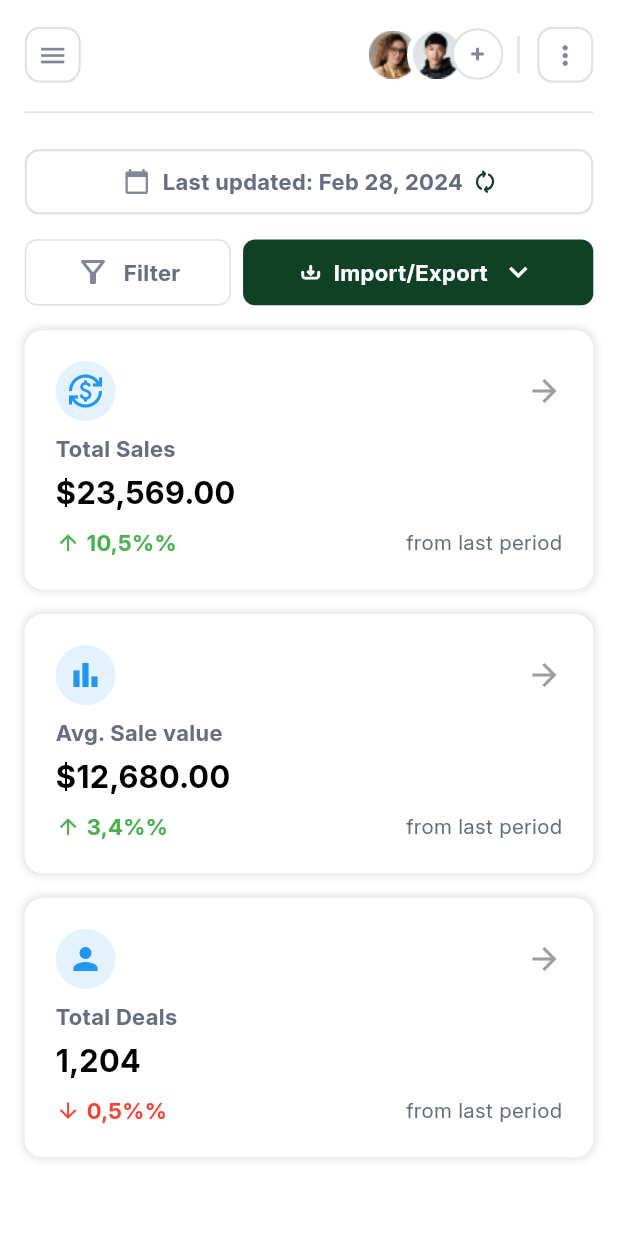
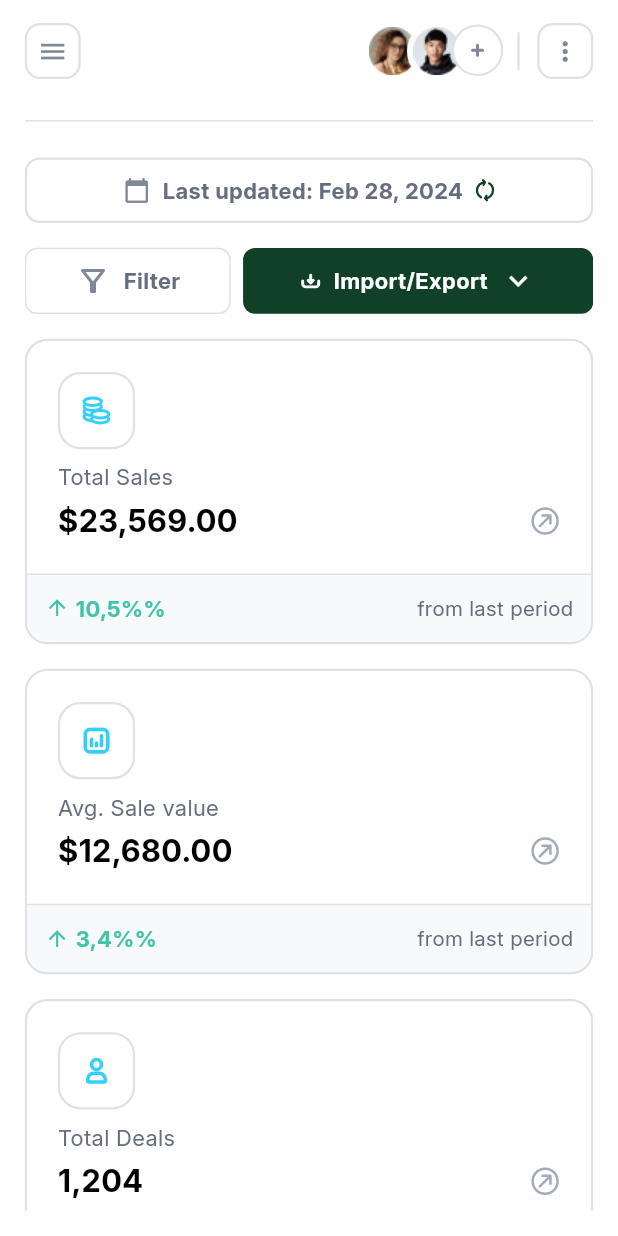
Before and after one commit to hijasahamed/Clario-UI, a Flutter app: the screen it shows after launch, on a phone screen of 412 x 824 dp. Run offline on Flutter 3.47's test engine with Material 3 defaults, Android fonts, the phone set to English and light mode, and no system bars; our stand-ins replace fl_chart, flutter_svg, intl_phone_field.

Commit message:
feat: home screen development

```diff
--- a/lib/main.dart
+++ b/lib/main.dart
@@ -1,5 +1,4 @@
 import 'package:clario/view/screen/home_screen.dart';
-import 'package:clario/view/screen/onboarding_one_screen.dart';
 import 'package:flutter/material.dart';
 import 'package:flutter/services.dart';
 
--- a/lib/view/screen/home_screen.dart
+++ b/lib/view/screen/home_screen.dart
@@ -1,5 +1,5 @@
-import 'package:clario/view/widget/common_widgets/text_widget.dart';
 import 'package:clario/view/widget/home_screen_widgets/filter_import_widget.dart';
+import 'package:clario/view/widget/home_screen_widgets/graph_widget.dart';
 import 'package:clario/view/widget/home_screen_widgets/home_appbar_widget.dart';
 import 'package:clario/view/widget/home_screen_widgets/sales_card_widget.dart';
 import 'package:flutter/material.dart';
@@ -11,19 +11,32 @@ class HomeScreen extends StatelessWidget {
   Widget build(BuildContext context) {
     return Scaffold(
       backgroundColor: Colors.white,
-      extendBodyBehindAppBar: true,
+      appBar: AppBar(
+        backgroundColor: Colors.white,
+        flexibleSpace: SizedBox(
+          child: Align(
+            alignment: Alignment.bottomCenter,
+            child: Padding(
+              padding: EdgeInsets.only(left: screenSize.width/25,right: screenSize.width/25,bottom: 2),
+              child: HomeAppBarWidget(screenSize: screenSize),
+            ),
+          ),
+        ),
+      ),
       body: SafeArea(
         child: Padding(
           padding: EdgeInsets.all(screenSize.width/25),
+          child: SingleChildScrollView(
             child: Column(
               crossAxisAlignment: CrossAxisAlignment.start,
               children: [
-              HomeAppBarWidget(screenSize: screenSize),
-              SizedBox(height: screenSize.height/80,),
                 Divider(color: Color(0XFFDFE1E6),),
                 FilterAndImportWidget(screenSize: screenSize),
                 SalesCardWidget(screenSize: screenSize),
+                SizedBox(height: screenSize.height/45,),
+                GraphWidget(screenSize: screenSize)
               ],
+            ),
           ),
         ),
       ),
--- a/lib/view/widget/home_screen_widgets/sales_card_holder_widget.dart
+++ b/lib/view/widget/home_screen_widgets/sales_card_holder_widget.dart
@@ -1,8 +1,9 @@
 import 'package:clario/view/widget/common_widgets/text_widget.dart';
 import 'package:flutter/material.dart';
+import 'package:flutter_svg/flutter_svg.dart';
 
 class SalesCardHolderWidget extends StatelessWidget {
-  final IconData icon;
+  final String image;
   final String title;
   final String amount;
   final String percentage;
@@ -10,7 +11,7 @@ class SalesCardHolderWidget extends StatelessWidget {
   final Size screenSize;
 
   const SalesCardHolderWidget({super.key,
-    required this.icon,
+    required this.image,
     required this.title,
     required this.amount,
     required this.percentage,
@@ -21,30 +22,33 @@ class SalesCardHolderWidget extends StatelessWidget {
   @override
   Widget build(BuildContext context) {
     return Container(
-      padding: EdgeInsets.all(screenSize.width * 0.05),
+      width: screenSize.width,
       decoration: BoxDecoration(
         color: Colors.white,
-        borderRadius: BorderRadius.circular(12),
-        boxShadow: [
-          BoxShadow(
-            color: Colors.black12,
-            blurRadius: 4,
-            spreadRadius: 1,
-          )
-        ],
+        borderRadius: BorderRadius.circular(15),
+        border: Border.all(color: Color(0XFFDFE1E6),width: 1.5)
       ),
       child: Column(
         crossAxisAlignment: CrossAxisAlignment.start,
         children: [
-          Row(
+          Padding(
+            padding: EdgeInsets.all(screenSize.width * 0.05),
+            child: Column(
+              crossAxisAlignment: CrossAxisAlignment.start,
               children: [
-              CircleAvatar(
-                backgroundColor: Colors.blue.shade50,
-                child: Icon(icon, color: Colors.blue),
+                Container(
+                  height: screenSize.width/8,
+                  width: screenSize.width/8,
+                  decoration: BoxDecoration(
+                    borderRadius: BorderRadius.circular(15),
+                    border: Border.all(color: Color(0XFFDFE1E6),width: 1.5)
                   ),
-              Spacer(),
-              Icon(Icons.arrow_forward, color: Colors.grey),
-            ],
+                  child: Center(
+                    child: SvgPicture.asset(
+                      image,
+                      fit: BoxFit.cover,
+                    ),
+                  ),
                 ),
                 SizedBox(height: screenSize.height * 0.01),
                 TextWidget(
@@ -52,9 +56,11 @@ class SalesCardHolderWidget extends StatelessWidget {
                   color: Color(0XFF666D80),
                   size: screenSize.width / 28,
                   fontFamily: 'Inter',
-            weight: FontWeight.w600,
+                  weight: FontWeight.w500,
                 ),
                 SizedBox(height: screenSize.height * 0.005),
+                Row(
+                  children: [
                     TextWidget(
                       text: amount,
                       color: Colors.black,
@@ -62,11 +68,27 @@ class SalesCardHolderWidget extends StatelessWidget {
                       fontFamily: 'Inter',
                       weight: FontWeight.bold,
                     ),
-          SizedBox(height: screenSize.height * 0.01),
-          Row(
+                    Spacer(),
+                    SvgPicture.asset(
+                      'asset/image/more arrow.svg',
+                      fit: BoxFit.cover,
+                    ),
+                  ],
+                ),
+              ],
+            ),
+          ),
+          Container(
+            padding: EdgeInsets.all(screenSize.width/35),
+            decoration: BoxDecoration(
+              border: Border(top: BorderSide(color: Color(0XFFDFE1E6))),
+              borderRadius: BorderRadius.only(bottomLeft: Radius.circular(15),bottomRight: Radius.circular(15)),
+              color: Color(0xffF8F9FB)
+            ),
+            child: Row(
               children: [
                 Icon(
-                percentageColor == Colors.green ? Icons.arrow_upward : Icons.arrow_downward,
+                  percentageColor == Color(0XFF40C4AA) ? Icons.arrow_upward : Icons.arrow_downward,
                   color: percentageColor,
                   size: screenSize.width / 25,
                 ),
@@ -88,6 +110,7 @@ class SalesCardHolderWidget extends StatelessWidget {
                 ),
               ],
             ),
+          ),
         ],
       ),
     );
--- a/lib/view/widget/home_screen_widgets/sales_card_widget.dart
+++ b/lib/view/widget/home_screen_widgets/sales_card_widget.dart
@@ -14,25 +14,25 @@ class SalesCardWidget extends StatelessWidget {
     return Column(
       children: [
         SalesCardHolderWidget(
-          icon: Icons.currency_exchange,
+          image: 'asset/image/coins.svg',
           title: "Total Sales",
           amount: "\$23,569.00",
           percentage: "10,5%",
-          percentageColor: Colors.green,
+          percentageColor: Color(0XFF40C4AA),
           screenSize: screenSize,
         ),
         SizedBox(height: screenSize.height * 0.02),
         SalesCardHolderWidget(
-          icon: Icons.bar_chart,
+          image: 'asset/image/bar.svg',
           title: "Avg. Sale value",
           amount: "\$12,680.00",
           percentage: "3,4%",
-          percentageColor: Colors.green,
+          percentageColor: Color(0XFF40C4AA),
           screenSize: screenSize,
         ),
         SizedBox(height: screenSize.height * 0.02),
         SalesCardHolderWidget(
-          icon: Icons.person,
+          image: 'asset/image/home person.svg',
           title: "Total Deals",
           amount: "1,204",
           percentage: "0,5%",
--- a/pubspec.yaml
+++ b/pubspec.yaml
@@ -36,6 +36,7 @@ dependencies:
   cupertino_icons: ^1.0.8
   flutter_svg: ^2.0.17
   intl_phone_field: ^3.2.0
+  fl_chart: ^0.70.2
 
 dev_dependencies:
   flutter_test:
```
Also changed, not shown: lib/view/widget/home_screen_widgets/graph_widget.dart (added, +145 -0 lines), asset/image/bar.svg (added), asset/image/coins.svg (added), asset/image/home person.svg (added), asset/image/more arrow.svg (added), asset/image/piggy.svg (added), pubspec.lock. Lines whose indentation alone changed are shown as unchanged.
